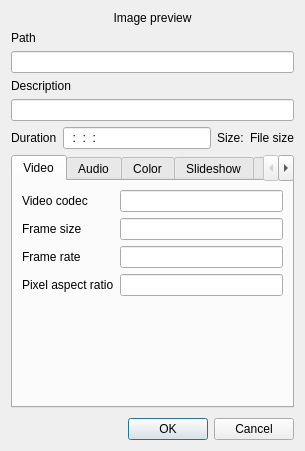
Qt form src/widgets/clipproperties_ui.ui (KDE/kdenlive) before a commit.
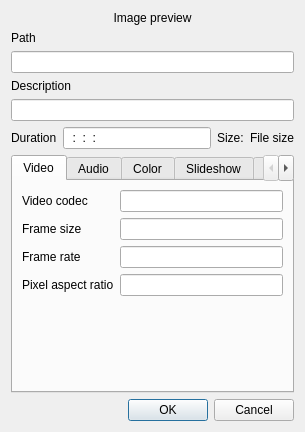
The same form after that commit. The open tabs and pages were chosen to show the change. Custom widgets are drawn as their Qt base class.

```diff
--- a/src/widgets/clipproperties_ui.ui
+++ b/src/widgets/clipproperties_ui.ui
@@ -6,8 +6,8 @@
    <rect>
     <x>0</x>
     <y>0</y>
-    <width>304</width>
-    <height>451</height>
+    <width>295</width>
+    <height>418</height>
    </rect>
   </property>
   <property name="windowTitle">
```
Left out of the diff: 2 changed lines with no effect on the pictures.
